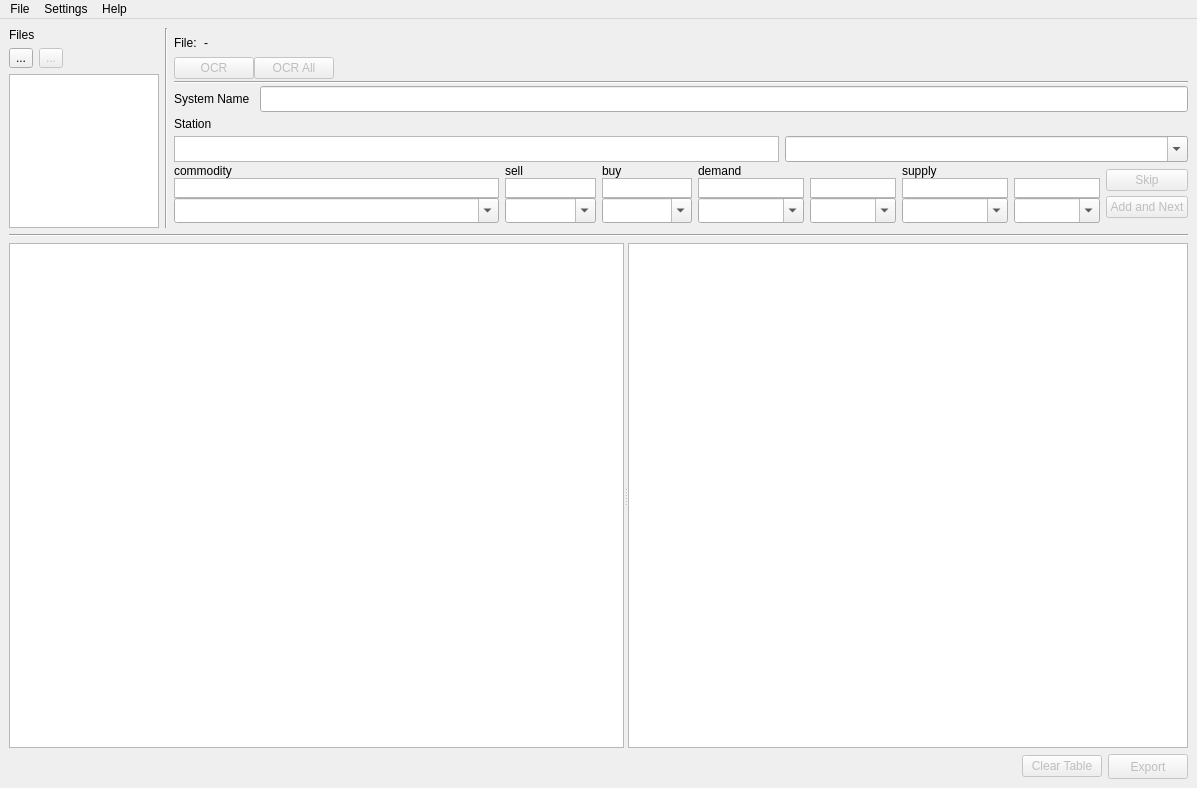
Old version of the form eliteOCRGUI.ui in the repository seeebek/EliteOCR.
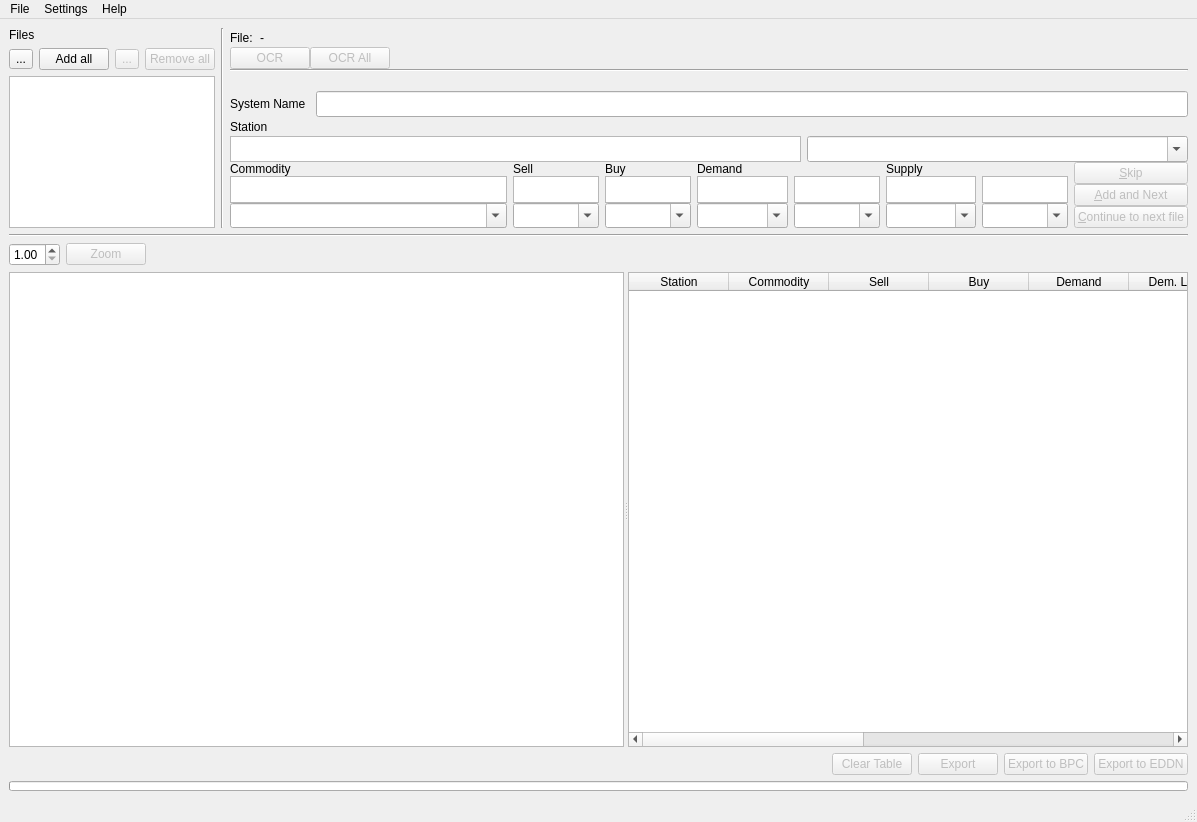
New version of the form. Icons and pictures are not drawn. Custom widgets are drawn as their Qt base class.

```diff
--- a/eliteOCRGUI.ui
+++ b/eliteOCRGUI.ui
@@ -7,7 +7,7 @@
     <x>0</x>
     <y>0</y>
     <width>1197</width>
-    <height>788</height>
+    <height>822</height>
    </rect>
   </property>
   <property name="windowTitle">
@@ -77,6 +77,31 @@
              </property>
             </widget>
            </item>
+           <item>
+            <widget class="QPushButton" name="add_all_button">
+             <property name="sizePolicy">
+              <sizepolicy hsizetype="Minimum" vsizetype="Fixed">
+               <horstretch>0</horstretch>
+               <verstretch>0</verstretch>
+              </sizepolicy>
+             </property>
+             <property name="minimumSize">
+              <size>
+               <width>70</width>
+               <height>0</height>
+              </size>
+             </property>
+             <property name="maximumSize">
+              <size>
+               <width>50</width>
+               <height>16777215</height>
+              </size>
+             </property>
+             <property name="text">
+              <string>Add all</string>
+             </property>
+            </widget>
+           </item>
            <item>
             <widget class="QToolButton" name="remove_button">
              <property name="enabled">
@@ -97,6 +122,22 @@
              </property>
             </widget>
            </item>
+           <item>
+            <widget class="QPushButton" name="remove_all_button">
+             <property name="enabled">
+              <bool>false</bool>
+             </property>
+             <property name="maximumSize">
+              <size>
+               <width>70</width>
+               <height>16777215</height>
+              </size>
+             </property>
+             <property name="text">
+              <string>Remove all</string>
+             </property>
+            </widget>
+           </item>
            <item>
             <spacer name="horizontalSpacer">
              <property name="orientation">
@@ -237,6 +278,16 @@
            </property>
           </widget>
          </item>
+         <item>
+          <widget class="QLabel" name="system_not_found">
+           <property name="styleSheet">
+            <string notr="true">QLabel {color: red; }</string>
+           </property>
+           <property name="text">
+            <string/>
+           </property>
+          </widget>
+         </item>
          <item>
           <layout class="QHBoxLayout" name="horizontalLayout_6">
            <property name="spacing">
@@ -639,7 +690,7 @@
                   </sizepolicy>
                  </property>
                  <property name="text">
-                  <string>commodity</string>
+                  <string>Commodity</string>
                  </property>
                 </widget>
                </item>
@@ -652,7 +703,7 @@
                   </sizepolicy>
                  </property>
                  <property name="text">
-                  <string>sell</string>
+                  <string>Sell</string>
                  </property>
                 </widget>
                </item>
@@ -665,7 +716,7 @@
                   </sizepolicy>
                  </property>
                  <property name="text">
-                  <string>buy</string>
+                  <string>Buy</string>
                  </property>
                 </widget>
                </item>
@@ -678,7 +729,7 @@
                   </sizepolicy>
                  </property>
                  <property name="text">
-                  <string>demand</string>
+                  <string>Demand</string>
                  </property>
                 </widget>
                </item>
@@ -691,7 +742,7 @@
                   </sizepolicy>
                  </property>
                  <property name="text">
-                  <string>supply</string>
+                  <string>Supply</string>
                  </property>
                 </widget>
                </item>
@@ -941,7 +992,7 @@
                 <bool>false</bool>
                </property>
                <property name="text">
-                <string>Skip</string>
+                <string>&amp;Skip</string>
                </property>
               </widget>
              </item>
@@ -951,7 +1002,17 @@
                 <bool>false</bool>
                </property>
                <property name="text">
-                <string>Add and Next</string>
+                <string>&amp;Add and Next</string>
+               </property>
+              </widget>
+             </item>
+             <item>
+              <widget class="QPushButton" name="continue_button">
+               <property name="enabled">
+                <bool>false</bool>
+               </property>
+               <property name="text">
+                <string>&amp;Continue to next file</string>
                </property>
               </widget>
              </item>
@@ -974,6 +1035,46 @@
       </property>
      </widget>
     </item>
+    <item>
+     <layout class="QHBoxLayout" name="horizontalLayout_10">
+      <item>
+       <widget class="QDoubleSpinBox" name="factor">
+        <property name="minimum">
+         <double>1.000000000000000</double>
+        </property>
+        <property name="maximum">
+         <double>5.000000000000000</double>
+        </property>
+        <property name="singleStep">
+         <double>0.250000000000000</double>
+        </property>
+       </widget>
+      </item>
+      <item>
+       <widget class="QPushButton" name="zoom_button">
+        <property name="enabled">
+         <bool>false</bool>
+        </property>
+        <property name="text">
+         <string>Zoom</string>
+        </property>
+       </widget>
+      </item>
+      <item>
+       <spacer name="horizontalSpacer_4">
+        <property name="orientation">
+         <enum>Qt::Horizontal</enum>
+        </property>
+        <property name="sizeHint" stdset="0">
+         <size>
+          <width>40</width>
+          <height>20</height>
+         </size>
+        </property>
+       </spacer>
+      </item>
+     </layout>
+    </item>
     <item>
      <layout class="QHBoxLayout" name="horizontalLayout_4" stretch="0">
       <item>
@@ -1017,6 +1118,69 @@
            <height>16777215</height>
           </size>
          </property>
+         <property name="columnCount">
+          <number>12</number>
+         </property>
+         <column>
+          <property name="text">
+           <string>Station</string>
+          </property>
+         </column>
+         <column>
+          <property name="text">
+           <string>Commodity</string>
+          </property>
+         </column>
+         <column>
+          <property name="text">
+           <string>Sell</string>
+          </property>
+         </column>
+         <column>
+          <property name="text">
+           <string>Buy</string>
+          </property>
+         </column>
+         <column>
+          <property name="text">
+           <string>Demand</string>
+          </property>
+         </column>
+         <column>
+          <property name="text">
+           <string>Dem. Level</string>
+          </property>
+         </column>
+         <column>
+          <property name="text">
+           <string>Supply</string>
+          </property>
+         </column>
+         <column>
+          <property name="text">
+           <string>Sup. Level</string>
+          </property>
+         </column>
+         <column>
+          <property name="text">
+           <string>Timestamp</string>
+          </property>
+         </column>
+         <column>
+          <property name="text">
+           <string>System</string>
+          </property>
+         </column>
+         <column>
+          <property name="text">
+           <string>Img. Height</string>
+          </property>
+         </column>
+         <column>
+          <property name="text">
+           <string>EDDN Sent</string>
+          </property>
+         </column>
         </widget>
        </widget>
       </item>
@@ -1063,8 +1227,47 @@
         </property>
        </widget>
       </item>
+      <item>
+       <widget class="QPushButton" name="bpc_button">
+        <property name="enabled">
+         <bool>false</bool>
+        </property>
+        <property name="text">
+         <string>Export to BPC</string>
+        </property>
+       </widget>
+      </item>
+      <item>
+       <widget class="QPushButton" name="eddn_button">
+        <property name="enabled">
+         <bool>false</bool>
+        </property>
+        <property name="text">
+         <string>Export to EDDN</string>
+        </property>
+       </widget>
+      </item>
      </layout>
     </item>
+    <item>
+     <widget class="QProgressBar" name="progress_bar">
+      <property name="maximumSize">
+       <size>
+        <width>16777215</width>
+        <height>10</height>
+       </size>
+      </property>
+      <property name="maximum">
+       <number>1</number>
+      </property>
+      <property name="value">
+       <number>0</number>
+      </property>
+      <property name="textVisible">
+       <bool>false</bool>
+      </property>
+     </widget>
+    </item>
    </layout>
    <zorder>widget</zorder>
    <zorder>line_2</zorder>
@@ -1103,11 +1306,7 @@
    <addaction name="menuSettings"/>
    <addaction name="menuHelp"/>
   </widget>
-  <action name="actionHow_to_use">
-   <property name="text">
-    <string>How to use</string>
-   </property>
-  </action>
+  <widget class="QStatusBar" name="statusbar"/>
   <action name="actionAbout">
    <property name="text">
     <string>About</string>
```
Left out of the diff: 36 changed lines with no effect on the pictures.
